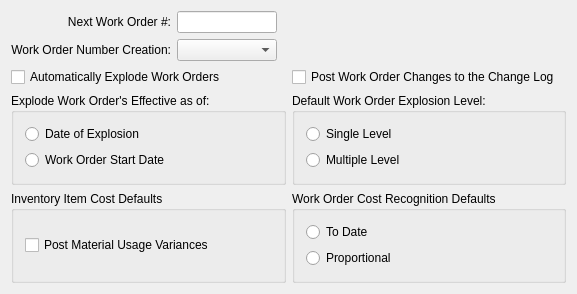
Old version of the form guiclient/configureWO.ui in the repository Pegasus-RPG/xtuple-client.
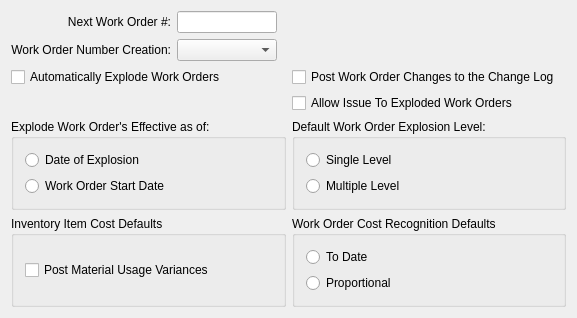
New version of the form. Custom widgets are drawn as their Qt base class.

Commit message: Issue #24694:add metric IssueToExplodedWO

Diff of the .ui file:
```diff
--- a/guiclient/configureWO.ui
+++ b/guiclient/configureWO.ui
@@ -100,6 +100,16 @@
        </property>
       </widget>
      </item>
+     <item row="1" column="1">
+      <widget class="QCheckBox" name="_issueToExplodedWO">
+       <property name="enabled">
+        <bool>true</bool>
+       </property>
+       <property name="text">
+        <string>Allow Issue To Exploded Work Orders</string>
+       </property>
+      </widget>
+     </item>
     </layout>
    </item>
    <item>
```
The commit also changes 2 other files.
